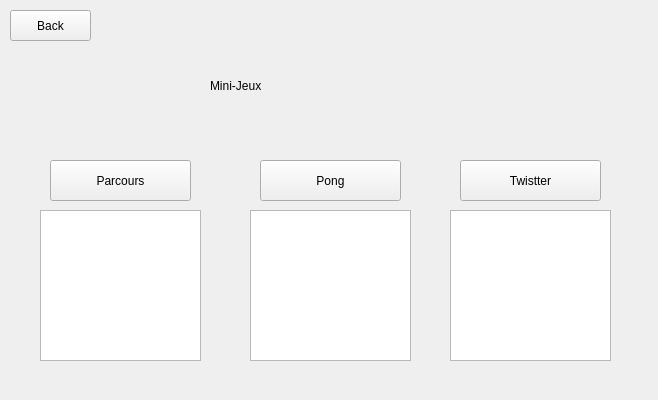
simplyyCarlos/ClimbingProject, file testIHMClimingProject/testIHMClimingProject/jeuMenu.ui: the form before one commit.
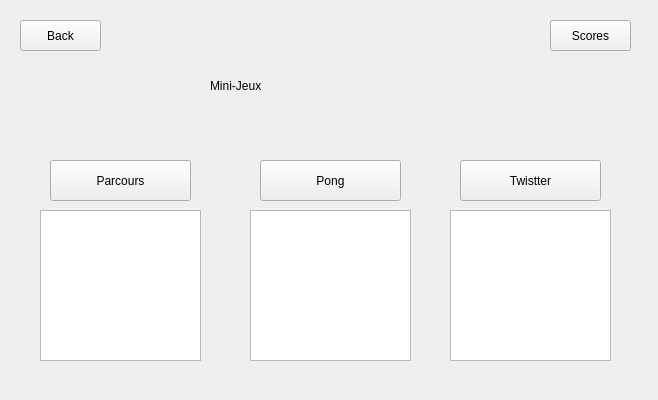
The form after the commit.

Commit message: add scores menu

Diff of the .ui file:
```diff
--- a/testIHMClimingProject/testIHMClimingProject/jeuMenu.ui
+++ b/testIHMClimingProject/testIHMClimingProject/jeuMenu.ui
@@ -29,8 +29,8 @@
   <widget class="QPushButton" name="pushButton_Back">
    <property name="geometry">
     <rect>
-     <x>10</x>
-     <y>10</y>
+     <x>20</x>
+     <y>20</y>
      <width>81</width>
      <height>31</height>
     </rect>
@@ -129,6 +129,19 @@
 &lt;p align=&quot;center&quot; style=&quot; margin-top:0px; margin-bottom:0px; margin-left:0px; margin-right:0px; -qt-block-indent:0; text-indent:0px;&quot;&gt;&lt;span style=&quot; color:#ffffff;&quot;&gt;Lorem ipsum dolor sit amet, consectetur adipiscing elit. Nam ornare leo at turpis venenatis, sed ultricies nibh dictum. Maecenas et massa imperdiet, condimentum risus a, lacinia neque. &lt;/span&gt;&lt;/p&gt;&lt;/body&gt;&lt;/html&gt;</string>
    </property>
   </widget>
+  <widget class="QPushButton" name="pushButton_Scores">
+   <property name="geometry">
+    <rect>
+     <x>550</x>
+     <y>20</y>
+     <width>81</width>
+     <height>31</height>
+    </rect>
+   </property>
+   <property name="text">
+    <string>Scores</string>
+   </property>
+  </widget>
  </widget>
  <resources/>
  <connections/>
```
The commit also changes 7 other files.
